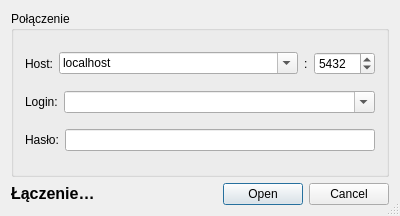
Before: the Qt Designer form src/ui/DbConnect.ui in Athantor/farec, drawn with Qt 5.
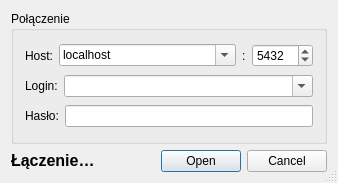
After: the same form once the commit is applied. Icons and pictures are not drawn.

Patch:
```diff
--- a/src/ui/DbConnect.ui
+++ b/src/ui/DbConnect.ui
@@ -9,8 +9,8 @@
    <rect>
     <x>0</x>
     <y>0</y>
-    <width>400</width>
-    <height>216</height>
+    <width>338</width>
+    <height>183</height>
    </rect>
   </property>
   <property name="windowTitle">
```
Left out of the diff: 8 changed lines with no effect on the pictures.
